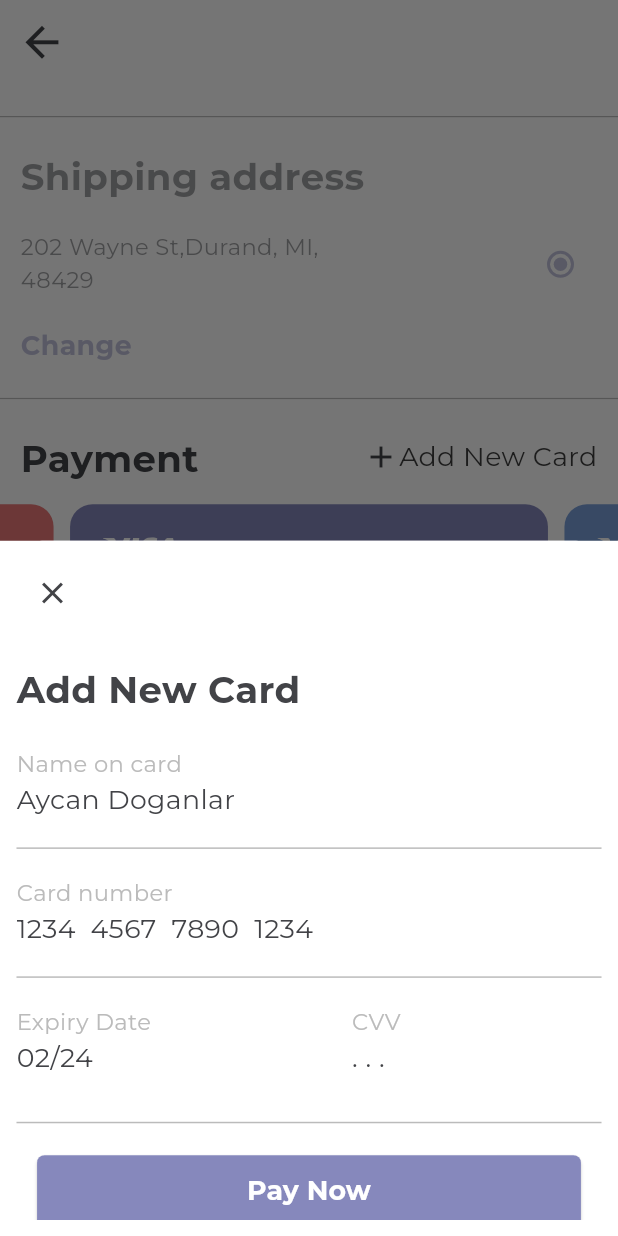
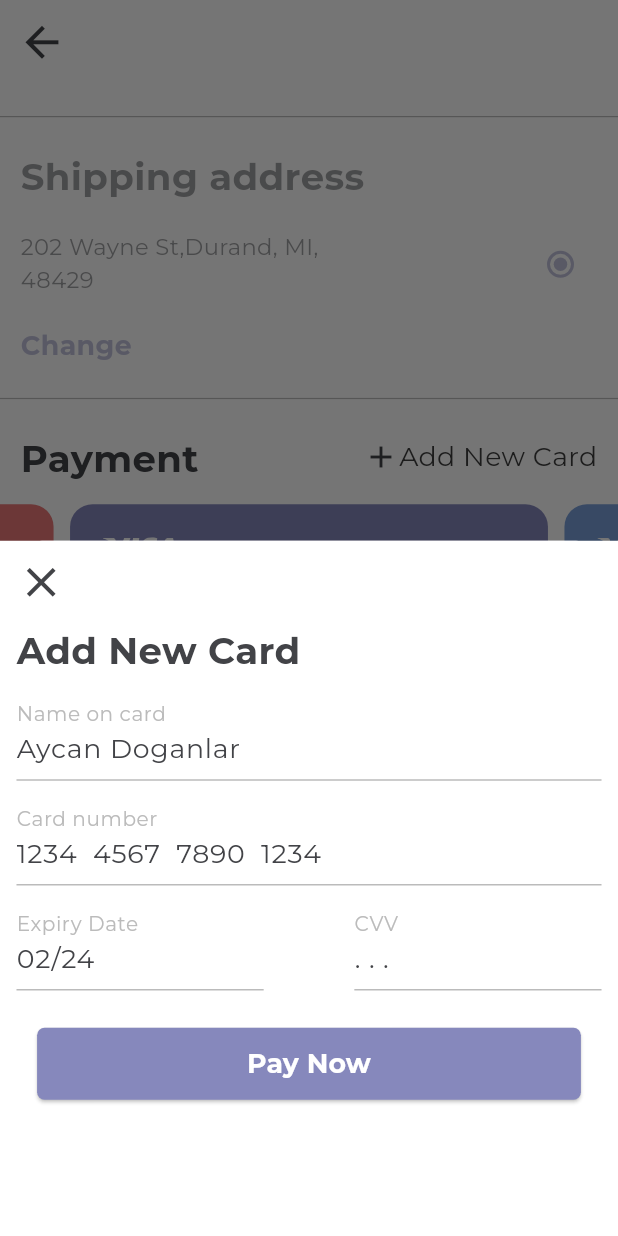
Before and after one commit to TomaMata21/credit_card_ui_flutter_app, a Flutter app: the PaymentScreen screen opened directly, after a tap on "Add New Card", on a phone screen of 412 x 824 dp. Run offline on Flutter 3.47's test engine with Material 2 defaults, Android fonts, the phone set to English and light mode, and no system bars; drawn by our look-alikes of smooth_page_indicator; our stand-ins replace flutter_svg, gap, sizer; project files that could hold a hidden picture were left out.

```diff
--- a/lib/screens/common/others/add_card_bottom_sheet.dart
+++ b/lib/screens/common/others/add_card_bottom_sheet.dart
@@ -5,6 +5,7 @@ import 'package:sizer/sizer.dart';
 import '../../../utils/constants/local_string.dart';
 import '../../../utils/theme/app_style.dart';
 import '../buttons/custom_button.dart';
+import 'custom_input.dart';
 
 class AddCardBottomSheet extends StatelessWidget {
   const AddCardBottomSheet({super.key});
@@ -17,107 +18,54 @@ class AddCardBottomSheet extends StatelessWidget {
       child: Padding(
         padding: EdgeInsets.all($styles.insets.xs),
         child: ListView(
-          // mainAxisSize: MainAxisSize.min,
-          // crossAxisAlignment: CrossAxisAlignment.start,
           children: [
             Column(
               crossAxisAlignment: CrossAxisAlignment.start,
               children: [
-                IconButton(
-                  onPressed: () {},
-                  icon: Icon(
+                InkWell(
+                  onTap: () => Navigator.pop(context),
+                  child: Icon(
                     Icons.clear,
                     color: $styles.colors.black,
+                    size: $styles.insets.md,
                   ),
-                ),
+                )
               ],
             ),
-            Gap($styles.insets.sm),
+            Gap($styles.insets.xs),
             Text(
-              "Add New Card",
+              LocalString.addNewCard,
               style: $styles.text.bodyLarge.copyWith(
                 fontWeight: FontWeight.bold,
               ),
             ),
-            Gap($styles.insets.sm),
-            Column(
-              crossAxisAlignment: CrossAxisAlignment.start,
+            Gap($styles.insets.xs),
+            const CustomInput(
+              label: LocalString.nameOnCard,
+              value: LocalString.fullName,
+            ),
+            Gap($styles.insets.xs),
+            const CustomInput(
+              label: LocalString.cardName,
+              value: LocalString.cardNum,
+            ),
+            Gap($styles.insets.xs),
+            Row(
+              mainAxisAlignment: MainAxisAlignment.spaceBetween,
               children: [
-                Text(
-                  "Name on card",
-                  style: $styles.text.subtitleSmall,
+                CustomInput(
+                  label: LocalString.expiryDate,
+                  value: LocalString.expiryDateValue,
+                  width: 40.w,
                 ),
-                Text(
-                  "Aycan Doganlar",
-                  style: $styles.text.bodyMedium.copyWith(
-                    color: $styles.colors.black,
-                    fontWeight: FontWeight.normal,
-                  ),
+                CustomInput(
+                  label: LocalString.cvv,
+                  value: ". . .",
+                  width: 40.w,
                 ),
               ],
             ),
             Gap($styles.insets.xs),
-            Divider(color: $styles.colors.grey),
-            Gap($styles.insets.xs),
-            Column(
-              crossAxisAlignment: CrossAxisAlignment.start,
-              children: [
-                Text(
-                  "Card number",
-                  style: $styles.text.subtitleSmall,
-                ),
-                Text(
-                  "1234  4567  7890  1234",
-                  style: $styles.text.bodyMedium.copyWith(
-                    color: $styles.colors.black,
-                    fontWeight: FontWeight.normal,
-                  ),
-                ),
-              ],
-            ),
-            Gap($styles.insets.xs),
-            Divider(color: $styles.colors.grey),
-            Gap($styles.insets.xs),
-            Row(
-              children: [
-                Column(
-                  crossAxisAlignment: CrossAxisAlignment.start,
-                  children: [
-                    Text(
-                      "Expiry Date",
-                      style: $styles.text.subtitleSmall,
-                    ),
-                    Text(
-                      "02/24",
-                      style: $styles.text.bodyMedium.copyWith(
-                        color: $styles.colors.black,
-                        fontWeight: FontWeight.normal,
-                      ),
-                    ),
-                  ],
-                ),
-                const Spacer(),
-                Column(
-                  crossAxisAlignment: CrossAxisAlignment.start,
-                  children: [
-                    Text(
-                      "CVV",
-                      style: $styles.text.subtitleSmall,
-                    ),
-                    Text(
-                      ". . .",
-                      style: $styles.text.bodyMedium.copyWith(
-                        color: $styles.colors.black,
-                        fontWeight: FontWeight.normal,
-                      ),
-                    ),
-                  ],
-                ),
-                const Spacer(),
-              ],
-            ),
-            Gap($styles.insets.sm),
-            Divider(color: $styles.colors.grey),
             Padding(
               padding: EdgeInsets.all($styles.insets.s),
               child: CustomButton(
--- /dev/null
+++ b/lib/screens/common/others/custom_input.dart
@@ -0,0 +1,46 @@
+import 'package:flutter/material.dart';
+import 'package:sizer/sizer.dart';
+
+import '../../../utils/theme/app_style.dart';
+
+class CustomInput extends StatelessWidget {
+  const CustomInput({
+    super.key,
+    required this.label,
+    required this.value,
+    this.width,
+  });
+
+  final String label;
+  final String value;
+  final double? width;
+
+  @override
+  Widget build(BuildContext context) {
+    return SizedBox(
+      width: width ?? 100.w,
+      child: TextFormField(
+        initialValue: value,
+        style: $styles.text.bodyMedium.copyWith(
+          color: $styles.colors.black,
+          fontWeight: FontWeight.normal,
+        ),
+        decoration: InputDecoration(
+          border: UnderlineInputBorder(
+              borderSide: BorderSide(color: $styles.colors.grey)),
+          enabledBorder: UnderlineInputBorder(
+              borderSide: BorderSide(color: $styles.colors.grey)),
+          focusedBorder: UnderlineInputBorder(
+              borderSide: BorderSide(color: $styles.colors.grey)),
+          label: Text(
+            label,
+            style: $styles.text.bodyMedium.copyWith(
+              color: $styles.colors.grey,
+              fontWeight: FontWeight.w400,
+            ),
+          ),
+        ),
+      ),
+    );
+  }
+}
--- a/lib/utils/constants/assets.dart
+++ b/lib/utils/constants/assets.dart
@@ -11,4 +11,5 @@ class Assets {
   static const String seashellNecklace = "assets/images/seashellnecklace.png";
   static const String toteBag = "assets/images/totebag.png";
   static const String visa = "assets/images/visa.svg";
+  static const String confetti = "assets/images/confetti.png";
 }
--- a/lib/utils/constants/local_string.dart
+++ b/lib/utils/constants/local_string.dart
@@ -24,4 +24,16 @@ class LocalString {
   static const String delivery = "Delivery";
   static const String summary = "Summary";
   static const String addCard = "Add Card";
+  static const String nameOnCard = "Name on card";
+  static const String fullName = "Aycan Doganlar";
+  static const String cardName = "Card number";
+  static const String cardNum = "1234  4567  7890  1234";
+  static const String expiryDate = "Expiry Date";
+  static const String expiryDateValue = "02/24";
+  static const String cvv = "CVV";
+  static const String orderComplete = "Order completed";
+  static const String orderNum = "Order number: #9876543";
+  static const String orderedItems = "Ordered Items";
+  static const String continueShopping = "Continue Shopping";
+  static const String orderedDetails = "Order Details";
 }
--- a/lib/utils/theme/app_style.dart
+++ b/lib/utils/theme/app_style.dart
@@ -38,7 +38,6 @@ class _Text {
     fontSize: 13.sp,
     fontWeight: FontWeight.bold,
     fontFamily: "Montserrat",
-
     color: $styles.colors.black,
   );
 
@@ -78,6 +77,7 @@ class _Colors {
   late final iconGrey = const Color(0xFF979797);
   late final inactiveGrey = const Color(0xFFD8D8D8);
   late final activeGrey = const Color(0xFF989898);
+  late final green = const Color(0xFF9FC78A);
 }
 
 @immutable
```
Also changed, not shown: lib/screens/cart/complete_order_screen.dart (added, +117 -0 lines), lib/screens/cart/payment_screen.dart (+9 -1 lines), assets/images/confetti.png (added).
